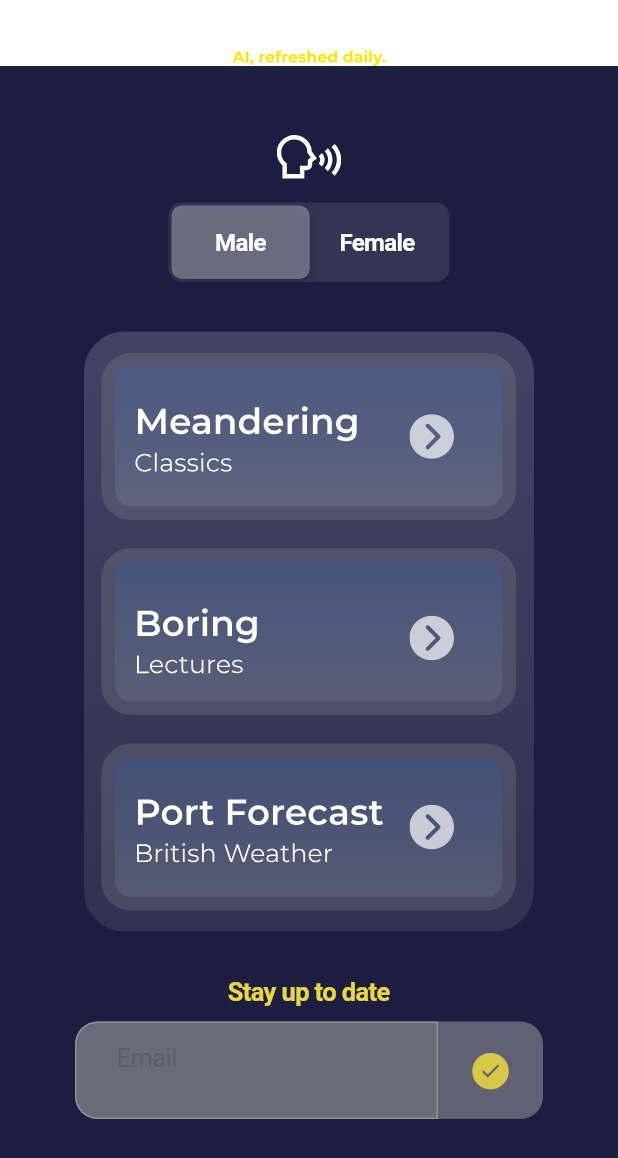
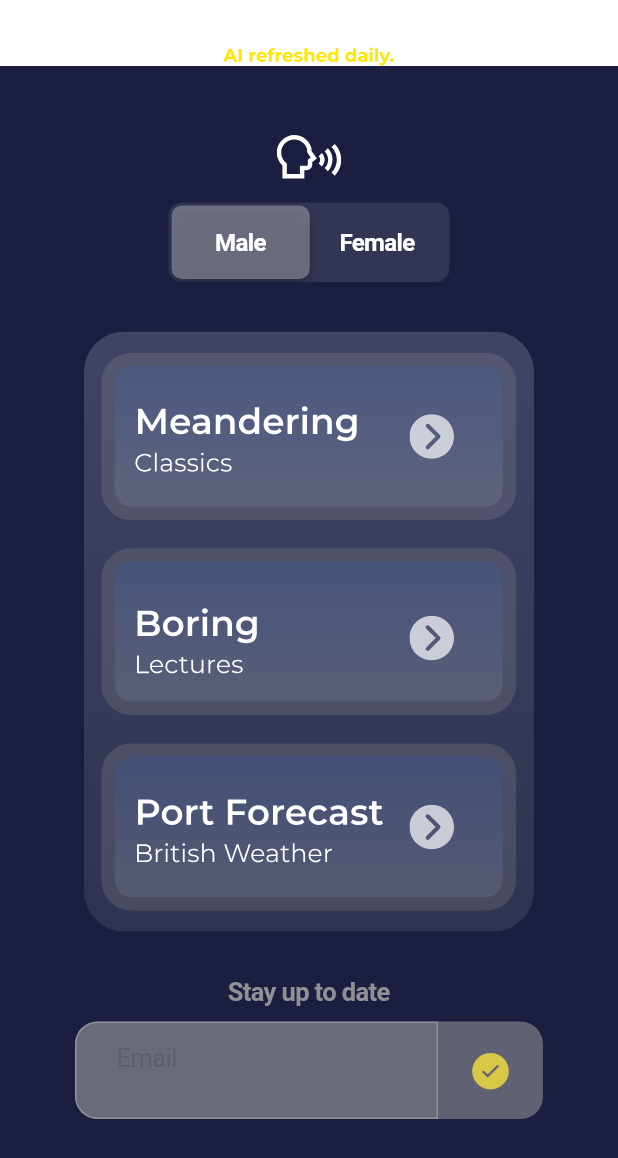
Before and after one commit to meanderingsleep/meandering-app, a Flutter app: the screen it shows after launch, on a phone screen of 412 x 824 dp. Shown: the top 1158 px of the screen. Run offline on Flutter 3.47's test engine with Material 3 defaults, Android fonts, the phone set to English and light mode, and no system bars; our stand-ins replace email_validator, firebase_core, firebase_crashlytics, flutter_dotenv, flutter_svg, just_audio and 2 more; missing offline and left inert: audio_session; accounts and stored records are empty.

```diff
--- a/sleepless_app/lib/home_screen.dart
+++ b/sleepless_app/lib/home_screen.dart
@@ -183,7 +183,7 @@ class _HomeScreenState extends State<HomeScreen> {
                   padding: EdgeInsets.symmetric(vertical: 10),
                   child: Text("Stay up to date",
                       style: TextStyle(
-                        color: Colors.yellow.withOpacity(0.9),
+                        color: Colors.grey.withOpacity(0.9),
                         fontWeight: FontWeight.bold,// Set the opacity of the color
                       )
                   ),
```
Also changed, not shown: sleepless_app/assets/icons/icon.png, sleepless_app/assets/images/logo.svg, 31 other files.
